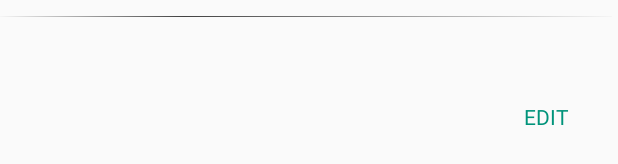
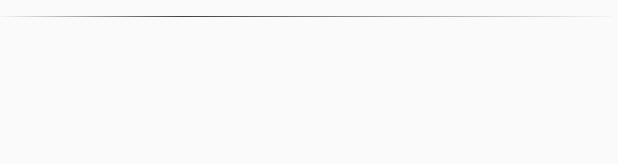
Before and after one commit to derlin-easypass/easypass-android-mse, an Android app: the layout account_detail.xml on its own in the app's theme, with its tools: preview values and no code run, on a phone screen of 412 x 824 dp. Shown: the part 523-687 px from the top of the screen. Run offline under Robolectric (Android 15) with nearby library versions, the light colour scheme and no system bars.

Commit message:
hide edit button on phones

```diff
--- a/app/src/main/res/layout/account_detail.xml
+++ b/app/src/main/res/layout/account_detail.xml
@@ -142,6 +142,7 @@
             android:layout_height="wrap_content"
             android:layout_weight="1"
             android:text="Edit"
+            android:visibility="gone"
             android:textColor="?attr/colorPrimaryDark" />
 
 
```
Also changed, not shown: app/src/main/java/ch/derlin/easypass/easypass/AccountDetailFragment.kt (+12 -11 lines).
